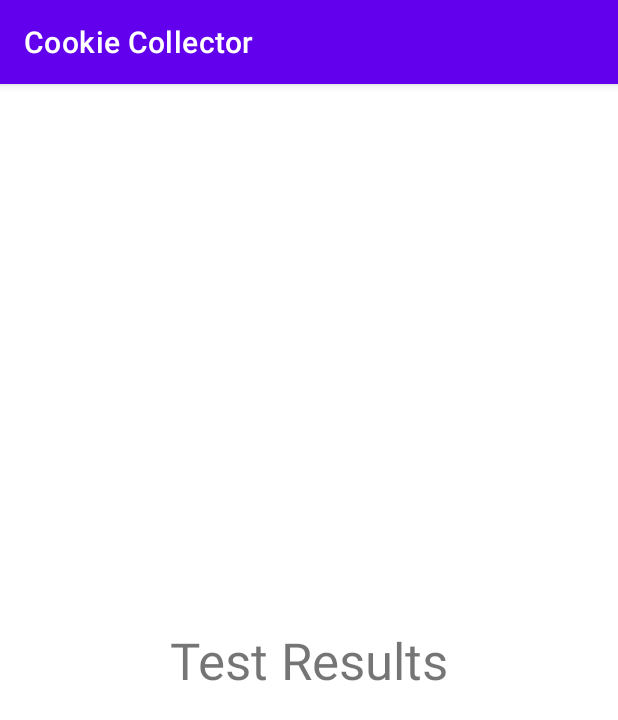
After one commit to LuluBiSyo/CookieCollector, an Android app: the ResultsActivity screen opened directly, with no data from a screen before it, on a phone screen of 412 x 824 dp. The commit adds this screen. Shown: the top 720 px of the screen. Run offline under Robolectric (Android 15) with nearby library versions, the phone set to English and light mode, and no system bars.

Commit message:
Add result screen

```diff
--- a/app/src/main/AndroidManifest.xml
+++ b/app/src/main/AndroidManifest.xml
@@ -25,6 +25,9 @@
                 <category android:name="android.intent.category.LAUNCHER" />
             </intent-filter>
         </activity>
+        <activity
+            android:name=".ResultsActivity"
+            android:exported="false" />
     </application>
 
 </manifest>
--- a/app/src/main/java/com/example/cookiecollector/GameActivity.java
+++ b/app/src/main/java/com/example/cookiecollector/GameActivity.java
@@ -379,8 +379,14 @@ public class GameActivity extends AppCompatActivity {
         builder.setMessage(s);
         builder.setCancelable(false);
         builder.setPositiveButton("OK", (DialogInterface.OnClickListener) (dialog, which) ->{
-            dialog.cancel();
+            // Create an Intent to launch ResultsActivity
+            Intent intent = new Intent(GameActivity.this, ResultsActivity.class);
+            startActivity(intent);
+
+            // Finish GameActivity so the user can't go back to it
+            finish();
         });
+
         builder.setNegativeButton("BACK", (DialogInterface.OnClickListener) (dialog, which) ->{
             finish();
         });
@@ -395,23 +401,10 @@ public class GameActivity extends AppCompatActivity {
         ok.setTextSize(18);
         Button back = (Button) alertDialog.findViewById(android.R.id.button2);
         back.setTextSize(18);
-//        builder.setPositiveButton("OK", (DialogInterface.OnClickListener) (dialog, which) ->{
-//            dialog.cancel();
-//        });
-//
-//        AlertDialog alertDialog = builder.create();
-//        alertDialog.show();
-//
-//        TextView textView = (TextView) alertDialog.findViewById(android.R.id.message);
-//        textView.setTextSize(22);
-//        Button ok = (Button) alertDialog.findViewById(android.R.id.button1);
-//        ok.setTextSize(18);
     }
 
     void save(){
         try{
-            //EditText e = findViewById(R.id.editTextFileName);
-            //String fileName = e.getText().toString() + ".csv";
             UserAndStudyInfo x = infoData;
             Date d = Calendar.getInstance().getTime();
             String tStamp = d.getMonth()+"-"+d.getDate()+"_"+d.getHours()+"-"+d.getMinutes();
--- /dev/null
+++ b/app/src/main/java/com/example/cookiecollector/ResultsActivity.java
@@ -0,0 +1,13 @@
+package com.example.cookiecollector;
+
+import android.os.Bundle;
+import androidx.appcompat.app.AppCompatActivity;
+
+public class ResultsActivity extends AppCompatActivity {
+
+    @Override
+    protected void onCreate(Bundle savedInstanceState) {
+        super.onCreate(savedInstanceState);
+        setContentView(R.layout.activity_results);
+    }
+}
--- /dev/null
+++ b/app/src/main/res/layout/activity_results.xml
@@ -0,0 +1,16 @@
+<?xml version="1.0" encoding="utf-8"?><RelativeLayout xmlns:android="http://schemas.android.com/apk/res/android"
+    xmlns:tools="http://schemas.android.com/tools"
+    android:layout_width="match_parent"
+    android:layout_height="match_parent"
+    android:padding="16dp"
+    tools:context=".ResultsActivity">
+
+    <TextView
+        android:id="@+id/resultsTextView"
+        android:layout_width="wrap_content"
+        android:layout_height="wrap_content"
+        android:layout_centerInParent="true"
+        android:text="Test Results"
+        android:textSize="34sp" />
+
+</RelativeLayout>
```
